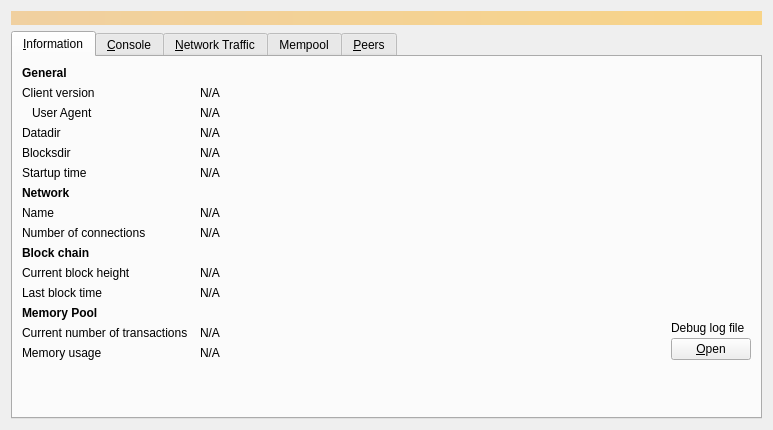
rebroad/bitcoin, file src/qt/forms/debugwindow.ui: the form before one commit.
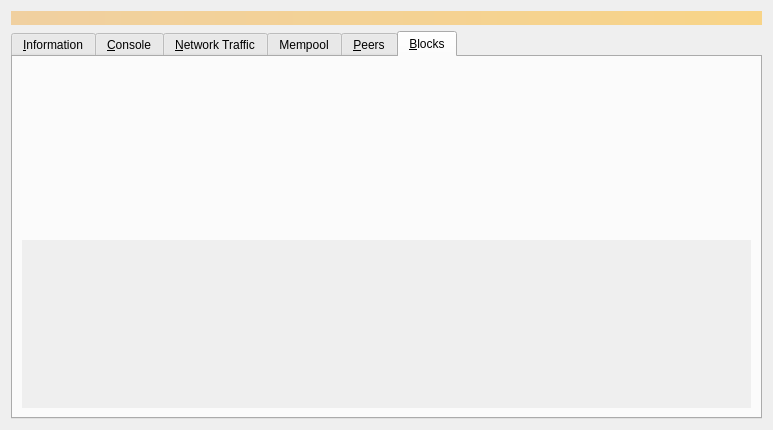
The form after the commit. The open tabs and pages were chosen to show the change. Icons and pictures are not drawn. Custom widgets are drawn as their Qt base class.

Commit message: block have GUI

The edit to the form file:
```diff
--- a/src/qt/forms/debugwindow.ui
+++ b/src/qt/forms/debugwindow.ui
@@ -1729,6 +1729,45 @@
        </item>
       </layout>
      </widget>
+     <widget class="QWidget" name="tab_blocks">
+      <attribute name="title">
+       <string>&amp;Blocks</string>
+      </attribute>
+      <layout class="QVBoxLayout" name="verticalLayout_blocks">
+       <item>
+        <widget class="QWidget" name="blockVisualizationWidgetPlaceholder">
+         <property name="sizePolicy">
+          <sizepolicy hsizetype="Expanding" vsizetype="Expanding">
+           <horstretch>1</horstretch>
+           <verstretch>1</verstretch>
+          </sizepolicy>
+         </property>
+        </widget>
+       </item>
+       <item>
+        <widget class="QScrollArea" name="blockVisualizationScrollArea">
+         <property name="sizePolicy">
+          <sizepolicy hsizetype="Expanding" vsizetype="Expanding">
+           <horstretch>1</horstretch>
+           <verstretch>1</verstretch>
+          </sizepolicy>
+         </property>
+         <property name="widgetResizable">
+          <bool>true</bool>
+         </property>
+         <property name="horizontalScrollBarPolicy">
+          <enum>Qt::ScrollBarAsNeeded</enum>
+         </property>
+         <property name="verticalScrollBarPolicy">
+          <enum>Qt::ScrollBarAsNeeded</enum>
+         </property>
+         <property name="frameShape">
+          <enum>QFrame::NoFrame</enum>
+         </property>
+        </widget>
+       </item>
+      </layout>
+     </widget>
     </widget>
    </item>
   </layout>
@@ -1749,6 +1788,12 @@
    <header>qt/mempoolstats.h</header>
    <container>1</container>
   </customwidget>
+  <customwidget>
+   <class>BlockVisualizationWidget</class>
+   <extends>QWidget</extends>
+   <header>qt/blockvisualizationwidget.h</header>
+   <container>1</container>
+  </customwidget>
  </customwidgets>
  <resources>
   <include location="../bitcoin.qrc"/>
```
The commit also changes 5 other files.
